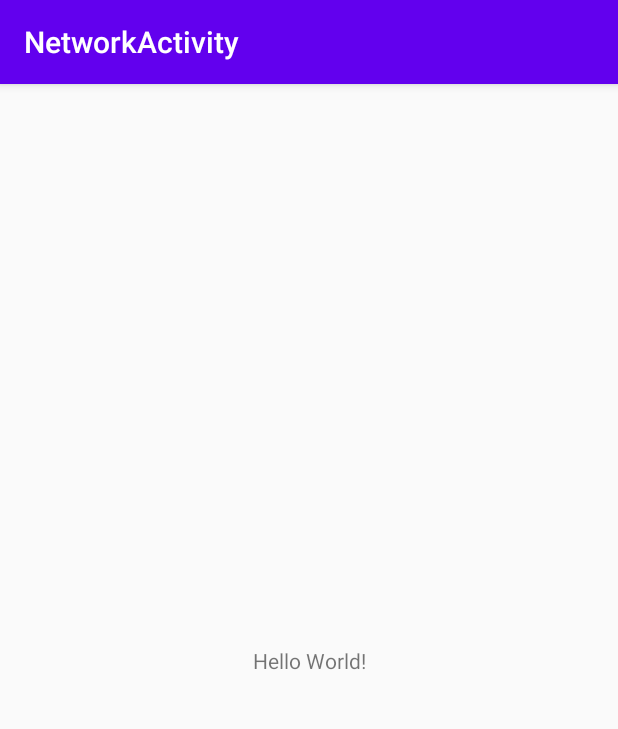
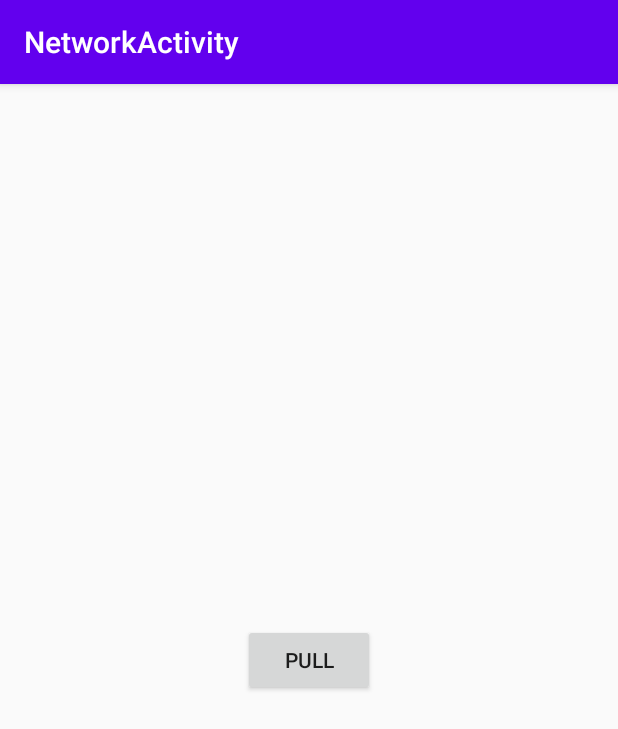
Before and after one commit to Jerry-wenhao/NetworkActivity, an Android app: the screen it shows after launch (MainActivity), on a phone screen of 412 x 824 dp. Shown: the top 729 px of the screen. Run offline under Robolectric (Android 15) with nearby library versions, the phone set to English and light mode, and no system bars.

Commit message:
[xiawenhao] feat: creat a button

```diff
--- a/app/src/main/res/layout/activity_main.xml
+++ b/app/src/main/res/layout/activity_main.xml
@@ -1,18 +1,17 @@
 <?xml version="1.0" encoding="utf-8"?>
-<androidx.constraintlayout.widget.ConstraintLayout xmlns:android="http://schemas.android.com/apk/res/android"
-    xmlns:app="http://schemas.android.com/apk/res-auto"
+<FrameLayout xmlns:android="http://schemas.android.com/apk/res/android"
     xmlns:tools="http://schemas.android.com/tools"
     android:layout_width="match_parent"
     android:layout_height="match_parent"
+    android:gravity="center_horizontal"
     tools:context=".MainActivity">
 
-    <TextView
+    <Button
+        android:id="@+id/button"
         android:layout_width="wrap_content"
         android:layout_height="wrap_content"
-        android:text="Hello World!"
-        app:layout_constraintBottom_toBottomOf="parent"
-        app:layout_constraintLeft_toLeftOf="parent"
-        app:layout_constraintRight_toRightOf="parent"
-        app:layout_constraintTop_toTopOf="parent" />
+        android:layout_gravity="center"
+        android:text="@string/pull_message"
+        />
 
-</androidx.constraintlayout.widget.ConstraintLayout>
+</FrameLayout>
--- a/app/src/main/res/values/strings.xml
+++ b/app/src/main/res/values/strings.xml
@@ -1,3 +1,4 @@
 <resources>
     <string name="app_name">NetworkActivity</string>
+    <string name="pull_message">Pull</string>
 </resources>
```
